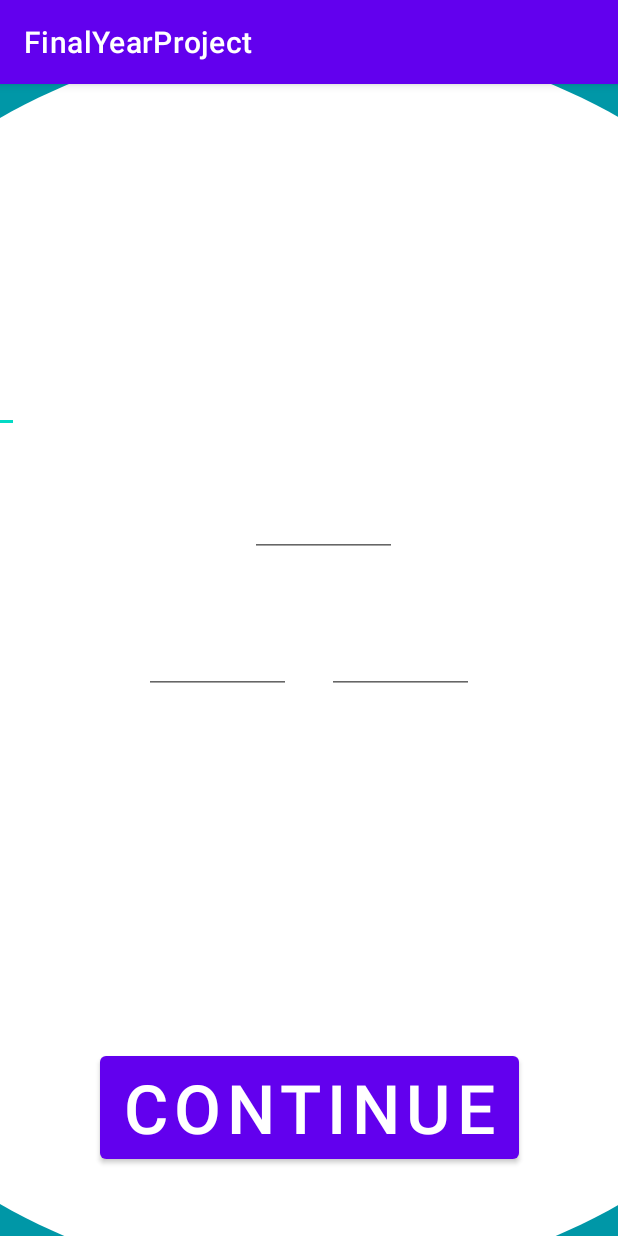
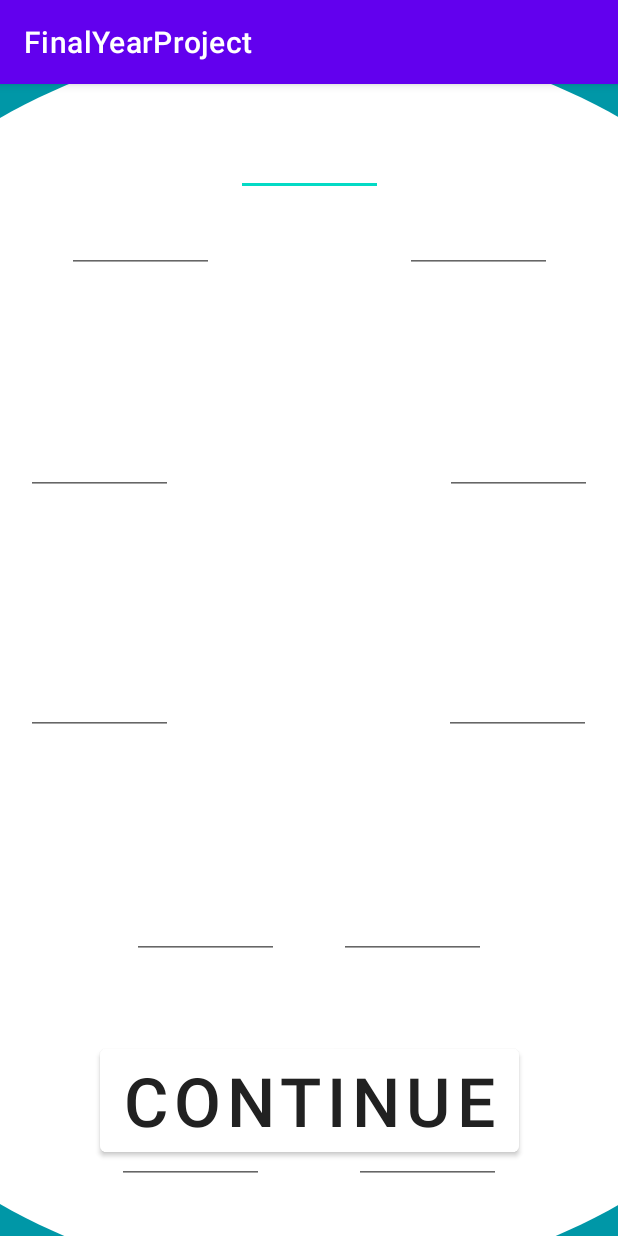
Before and after one commit to JoeyInTheChair/Dementia-Memory-App, an Android app: the questionFour screen opened directly, with no data from a screen before it, on a phone screen of 412 x 824 dp. Run offline under Robolectric (Android 15) with nearby library versions, the phone set to English and light mode, and no system bars.

Commit message:
question 4 done, question 5 layout nearly finished

```diff
--- a/FinalYearProject/app/src/main/AndroidManifest.xml
+++ b/FinalYearProject/app/src/main/AndroidManifest.xml
@@ -11,6 +11,9 @@
         android:roundIcon="@mipmap/ic_launcher_round"
         android:supportsRtl="true"
         android:theme="@style/Theme.FinalYearProject">
+        <activity
+            android:name=".questionFive"
+            android:exported="false" />
         <activity
             android:name=".questionFour"
             android:exported="false" />
--- a/FinalYearProject/app/src/main/java/com/example/finalyearproject/questionFour.java
+++ b/FinalYearProject/app/src/main/java/com/example/finalyearproject/questionFour.java
@@ -2,13 +2,116 @@ package com.example.finalyearproject;
 
 import androidx.appcompat.app.AppCompatActivity;
 
+import android.content.Intent;
 import android.os.Bundle;
+import android.text.TextUtils;
+import android.widget.Button;
+import android.widget.EditText;
+
+import java.util.ArrayList;
+import java.util.List;
 
 public class questionFour extends AppCompatActivity {
+
+    private Button continueBtn;
+    private final EditText[] clock = new EditText[12];
+    private List<Integer> inputValues = new ArrayList<>();
+    private String name = "";
+    private int score = 0, questionOne = 0, questionTwo = 0, questionThree = 0;
 
     @Override
     protected void onCreate(Bundle savedInstanceState) {
         super.onCreate(savedInstanceState);
         setContentView(R.layout.question_four);
+
+        retrieveBundleInformation();
+        sortIds();
+
+        continueBtn.setOnClickListener(view -> {
+            if(checkValidation()) {
+                retrieveClockValues();
+                checkAnswers();
+                continueToQuestionFive();
+            }
+            else {
+                alert();
+            }
+        });
+    }
+
+    public void continueToQuestionFive() {
+        Intent intent = new Intent(this, questionFive.class);
+        intent.putExtra("name", name);
+        intent.putExtra("questionOne", questionOne);
+        intent.putExtra("questionTwo", questionTwo);
+        intent.putExtra("questionThree", questionThree);
+        intent.putExtra("questionFour", score);
+        System.out.println("[INFO] " + name + " scored a result of " + score + " in question 4");
+        startActivity(intent);
+    }
+
+    public void checkAnswers() {
+        final int [] result = {12, 1, 2, 3, 4, 5, 6, 7, 8, 9, 10, 11};
+        for(int i = 0; i < result.length; i++) {
+            if(inputValues.get(i) == result[i])
+                score++;
+        }
+    }
+
+    private void retrieveBundleInformation() {
+        Bundle patientInfo = getIntent().getExtras();
+        if(patientInfo != null){
+            name = patientInfo.getString("name");
+            questionOne = patientInfo.getInt("questionOne");
+            questionTwo = patientInfo.getInt("questionTwo");
+            questionThree = patientInfo.getInt("questionThree");
+        }
+    }
+
+    private void retrieveClockValues() {
+        for (EditText editText : clock) {
+            int input = Integer.parseInt(editText.getText().toString());
+            inputValues.add(input);
+        }
+    }
+
+    private boolean checkValidation() {
+        return !TextUtils.isEmpty(clock[0].getText().toString()) && !TextUtils.isEmpty(clock[1].getText().toString())
+                && !TextUtils.isEmpty(clock[2].getText().toString()) && !TextUtils.isEmpty(clock[3].getText().toString())
+                && !TextUtils.isEmpty(clock[4].getText().toString()) && !TextUtils.isEmpty(clock[5].getText().toString())
+                && !TextUtils.isEmpty(clock[6].getText().toString()) && !TextUtils.isEmpty(clock[7].getText().toString())
+                && !TextUtils.isEmpty(clock[8].getText().toString()) && !TextUtils.isEmpty(clock[9].getText().toString())
+                && !TextUtils.isEmpty(clock[10].getText().toString()) && !TextUtils.isEmpty(clock[11].getText().toString());
+    }
+
+    private void alert() {
+        if (TextUtils.isEmpty(clock[0].getText().toString())) clock[0].setError("Input Needed");
+        if (TextUtils.isEmpty(clock[1].getText().toString())) clock[1].setError("Input Needed");
+        if (TextUtils.isEmpty(clock[2].getText().toString())) clock[2].setError("Input Needed");
+        if (TextUtils.isEmpty(clock[3].getText().toString())) clock[3].setError("Input Needed");
+        if (TextUtils.isEmpty(clock[4].getText().toString())) clock[4].setError("Input Needed");
+        if (TextUtils.isEmpty(clock[5].getText().toString())) clock[5].setError("Input Needed");
+        if (TextUtils.isEmpty(clock[6].getText().toString())) clock[6].setError("Input Needed");
+        if (TextUtils.isEmpty(clock[7].getText().toString())) clock[7].setError("Input Needed");
+        if (TextUtils.isEmpty(clock[8].getText().toString())) clock[8].setError("Input Needed");
+        if (TextUtils.isEmpty(clock[9].getText().toString())) clock[9].setError("Input Needed");
+        if (TextUtils.isEmpty(clock[10].getText().toString())) clock[10].setError("Input Needed");
+        if (TextUtils.isEmpty(clock[11].getText().toString())) clock[11].setError("Input Needed");
+    }
+
+    private void sortIds() {
+        clock[0] = findViewById(R.id.twelveOclock);
+        clock[1] = findViewById(R.id.oneOclock);
+        clock[2] = findViewById(R.id.twoOclock);
+        clock[3] = findViewById(R.id.threeOclock);
+        clock[4] = findViewById(R.id.fourOclock);
+        clock[5] = findViewById(R.id.fiveOclock);
+        clock[6] = findViewById(R.id.sixOclock);
+        clock[7] = findViewById(R.id.sevenOclock);
+        clock[8] = findViewById(R.id.eightOclock);
+        clock[9] = findViewById(R.id.nineOclock);
+        clock[10] = findViewById(R.id.tenOclock);
+        clock[11] = findViewById(R.id.elevenOclock);
+        continueBtn = findViewById(R.id.continueToQFive);
     }
 }
--- a/FinalYearProject/app/src/main/res/layout/question_four.xml
+++ b/FinalYearProject/app/src/main/res/layout/question_four.xml
@@ -36,195 +36,193 @@
         android:id="@+id/twelveOclock"
         android:layout_width="98dp"
         android:layout_height="98dp"
-        android:layout_marginEnd="400dp"
+        android:layout_marginTop="92dp"
         android:ems="10"
         android:gravity="center"
         android:inputType="number"
         android:textColor="#673AB7"
         android:textSize="45sp"
-        app:layout_constraintBottom_toBottomOf="parent"
         app:layout_constraintEnd_toEndOf="parent"
-        app:layout_constraintTop_toTopOf="parent"
-        app:layout_constraintVertical_bias="0.201" />
+        app:layout_constraintStart_toStartOf="parent"
+        app:layout_constraintTop_toTopOf="@+id/textView5" />
 
     <EditText
         android:id="@+id/threeOclock"
         android:layout_width="98dp"
         android:layout_height="98dp"
-        android:layout_marginEnd="96dp"
+        android:layout_marginTop="452dp"
         android:ems="10"
         android:gravity="center"
         android:inputType="number"
         android:textColor="#673AB7"
         android:textSize="45sp"
-        app:layout_constraintBottom_toBottomOf="parent"
         app:layout_constraintEnd_toEndOf="parent"
-        app:layout_constraintTop_toTopOf="parent"
-        app:layout_constraintVertical_bias="0.461" />
+        app:layout_constraintHorizontal_bias="0.943"
+        app:layout_constraintStart_toStartOf="parent"
+        app:layout_constraintTop_toTopOf="@+id/textView5" />
 
     <EditText
         android:id="@+id/nineOclock"
         android:layout_width="98dp"
         android:layout_height="98dp"
-        android:layout_marginStart="96dp"
+        android:layout_marginTop="452dp"
         android:ems="10"
         android:gravity="center"
         android:inputType="number"
         android:textColor="#673AB7"
         android:textSize="45sp"
-        app:layout_constraintBottom_toBottomOf="parent"
+        app:layout_constraintEnd_toEndOf="parent"
+        app:layout_constraintHorizontal_bias="0.056"
         app:layout_constraintStart_toStartOf="parent"
-        app:layout_constraintTop_toTopOf="parent"
-        app:layout_constraintVertical_bias="0.461" />
+        app:layout_constraintTop_toTopOf="@+id/textView5" />
 
     <EditText
         android:id="@+id/sixOclock"
         android:layout_width="98dp"
         android:layout_height="98dp"
-        android:layout_marginTop="520dp"
+        android:layout_marginBottom="88dp"
         android:ems="10"
         android:gravity="center"
         android:inputType="number"
         android:textColor="#673AB7"
         android:textSize="45sp"
-        app:layout_constraintEnd_toStartOf="@+id/threeOclock"
-        app:layout_constraintStart_toEndOf="@+id/nineOclock"
-        app:layout_constraintTop_toBottomOf="@+id/twelveOclock" />
+        app:layout_constraintBottom_toBottomOf="@+id/textView5"
+        app:layout_constraintEnd_toEndOf="parent"
+        app:layout_constraintStart_toStartOf="parent" />
 
     <EditText
         android:id="@+id/oneOclock"
         android:layout_width="98dp"
         android:layout_height="98dp"
-        android:layout_marginTop="64dp"
-        android:layout_marginEnd="48dp"
+        android:layout_marginTop="144dp"
         android:ems="10"
         android:gravity="center"
         android:inputType="number"
         android:textColor="#673AB7"
         android:textSize="45sp"
-        app:layout_constraintEnd_toStartOf="@+id/threeOclock"
-        app:layout_constraintHorizontal_bias="1.0"
-        app:layout_constraintStart_toEndOf="@+id/nineOclock"
-        app:layout_constraintTop_toTopOf="@+id/twelveOclock" />
+        app:layout_constraintEnd_toEndOf="parent"
+        app:layout_constraintHorizontal_bias="0.247"
+        app:layout_constraintStart_toEndOf="@+id/twelveOclock"
+        app:layout_constraintTop_toTopOf="@+id/textView5" />
 
     <EditText
         android:id="@+id/twoOclock"
         android:layout_width="98dp"
         android:layout_height="98dp"
-        android:layout_marginStart="316dp"
+        android:layout_marginTop="292dp"
         android:ems="10"
         android:gravity="center"
         android:inputType="number"
         android:textColor="#673AB7"
         android:textSize="45sp"
-        app:layout_constraintBottom_toTopOf="@+id/threeOclock"
-        app:layout_constraintStart_toEndOf="@+id/elevenOclock"
-        app:layout_constraintTop_toBottomOf="@+id/twelveOclock"
-        app:layout_constraintVertical_bias="0.72" />
+        app:layout_constraintEnd_toEndOf="parent"
+        app:layout_constraintHorizontal_bias="0.709"
+        app:layout_constraintStart_toEndOf="@+id/twelveOclock"
+        app:layout_constraintTop_toTopOf="@+id/textView5" />
 
     <EditText
         android:id="@+id/fourOclock"
         android:layout_width="98dp"
         android:layout_height="98dp"
-        android:layout_marginStart="464dp"
-        android:layout_marginTop="32dp"
+        android:layout_marginEnd="88dp"
+        android:layout_marginRight="88dp"
         android:ems="10"
         android:gravity="center"
         android:inputType="number"
         android:textColor="#673AB7"
         android:textSize="45sp"
-        app:layout_constraintBottom_toTopOf="@+id/sixOclock"
-        app:layout_constraintStart_toEndOf="@+id/nineOclock"
-        app:layout_constraintTop_toBottomOf="@+id/threeOclock"
-        app:layout_constraintVertical_bias="0.0" />
+        app:layout_constraintBottom_toBottomOf="@+id/textView5"
+        app:layout_constraintEnd_toEndOf="parent"
+        app:layout_constraintTop_toTopOf="@+id/textView5"
+        app:layout_constraintVertical_bias="0.667" />
 
     <EditText
         android:id="@+id/fiveOclock"
         android:layout_width="98dp"
         android:layout_height="98dp"
-        android:layout_marginStart="52dp"
-        android:layout_marginTop="454dp"
+        android:layout_marginEnd="236dp"
+        android:layout_marginRight="236dp"
         android:ems="10"
         android:gravity="center"
         android:inputType="number"
         android:textColor="#673AB7"
         android:textSize="45sp"
-        app:layout_constraintEnd_toStartOf="@+id/threeOclock"
-        app:layout_constraintHorizontal_bias="0.0"
-        app:layout_constraintStart_toEndOf="@+id/sixOclock"
-        app:layout_constraintTop_toBottomOf="@+id/twelveOclock" />
+        app:layout_constraintBottom_toBottomOf="@+id/textView5"
+        app:layout_constraintEnd_toEndOf="parent"
+        app:layout_constraintTop_toTopOf="@+id/textView5"
+        app:layout_constraintVertical_bias="0.833" />
 
     <EditText
         android:id="@+id/sevenOclock"
         android:layout_width="98dp"
         android:layout_height="98dp"
-        android:layout_marginStart="52dp"
-        android:layout_marginTop="454dp"
+        android:layout_marginStart="236dp"
+        android:layout_marginLeft="236dp"
         android:ems="10"
         android:gravity="center"
         android:inputType="number"
         android:textColor="#673AB7"
         android:textSize="45sp"
-        app:layout_constraintEnd_toStartOf="@+id/sixOclock"
-        app:layout_constraintHorizontal_bias="0.035"
-        app:layout_constraintStart_toEndOf="@+id/nineOclock"
-        app:layout_constraintTop_toBottomOf="@+id/twelveOclock" />
+        app:layout_constraintBottom_toBottomOf="@+id/textView5"
+        app:layout_constraintStart_toStartOf="parent"
+        app:layout_constraintTop_toTopOf="@+id/textView5"
+        app:layout_constraintVertical_bias="0.833" />
+
+    <EditText
+        android:id="@+id/elevenOclock"
+        android:layout_width="98dp"
+        android:layout_height="98dp"
+        android:layout_marginTop="144dp"
+        android:ems="10"
+        android:gravity="center"
+        android:inputType="number"
+        android:textColor="#673AB7"
+        android:textSize="45sp"
+        app:layout_constraintEnd_toStartOf="@+id/twelveOclock"
+        app:layout_constraintHorizontal_bias="0.752"
+        app:layout_constraintStart_toStartOf="parent"
+        app:layout_constraintTop_toTopOf="@+id/textView5" />
+
+    <EditText
+        android:id="@+id/tenOclock"
+        android:layout_width="98dp"
+        android:layout_height="98dp"
+        android:layout_marginTop="292dp"
+        android:ems="10"
+        android:gravity="center"
+        android:inputType="number"
+        android:textColor="#673AB7"
+        android:textSize="45sp"
+        app:layout_constraintEnd_toStartOf="@+id/twelveOclock"
+        app:layout_constraintHorizontal_bias="0.29"
+        app:layout_constraintStart_toStartOf="parent"
+        app:layout_constraintTop_toTopOf="@+id/textView5" />
 
     <EditText
         android:id="@+id/eightOclock"
         android:layout_width="98dp"
         android:layout_height="98dp"
-        android:layout_marginTop="32dp"
-        android:layout_marginEnd="464dp"
+        android:layout_marginStart="88dp"
+        android:layout_marginLeft="88dp"
         android:ems="10"
         android:gravity="center"
         android:inputType="number"
         android:textColor="#673AB7"
         android:textSize="45sp"
-        app:layout_constraintBottom_toTopOf="@+id/sixOclock"
-        app:layout_constraintEnd_toStartOf="@+id/threeOclock"
-        app:layout_constraintTop_toBottomOf="@+id/nineOclock"
-        app:layout_constraintVertical_bias="0.0" />
-
-    <EditText
-        android:id="@+id/tenOclock"
-        android:layout_width="98dp"
-        android:layout_height="98dp"
-        android:layout_marginEnd="444dp"
-        android:layout_marginRight="444dp"
-        android:ems="10"
-        android:gravity="center"
-        android:inputType="number"
-        android:textColor="#673AB7"
-        android:textSize="45sp"
-        app:layout_constraintBottom_toTopOf="@+id/nineOclock"
-        app:layout_constraintEnd_toStartOf="@+id/oneOclock"
-        app:layout_constraintTop_toBottomOf="@+id/twelveOclock"
-        app:layout_constraintVertical_bias="0.0" />
-
-    <EditText
-        android:id="@+id/elevenOclock"
-        android:layout_width="98dp"
-        android:layout_height="98dp"
-        android:layout_marginTop="64dp"
-        android:layout_marginEnd="360dp"
-        android:ems="10"
-        android:gravity="center"
-        android:inputType="number"
-        android:textColor="#673AB7"
-        android:textSize="45sp"
-        app:layout_constraintEnd_toStartOf="@+id/threeOclock"
-        app:layout_constraintHorizontal_bias="0.96"
-        app:layout_constraintStart_toStartOf="@+id/tenOclock"
-        app:layout_constraintTop_toTopOf="@+id/twelveOclock" />
+        app:layout_constraintBottom_toBottomOf="@+id/textView5"
+        app:layout_constraintStart_toStartOf="parent"
+        app:layout_constraintTop_toTopOf="@+id/textView5"
+        app:layout_constraintVertical_bias="0.667" />
 
     <Button
         android:id="@+id/continueToQFive"
         android:layout_width="wrap_content"
         android:layout_height="wrap_content"
-        android:layout_marginBottom="45dp"
-        android:text="Continue"
+        android:layout_marginBottom="50dp"
+        android:text="@string/continueBtn"
+        android:textColor="#212121"
         android:textSize="45sp"
+        app:backgroundTint="#FFFFFF"
         app:layout_constraintBottom_toBottomOf="parent"
         app:layout_constraintEnd_toEndOf="parent"
         app:layout_constraintStart_toStartOf="parent" />
```
Also changed, not shown: FinalYearProject/app/src/main/java/com/example/finalyearproject/questionFive.java (added, +14 -0 lines), FinalYearProject/app/src/main/res/layout/question_five.xml (added, +149 -0 lines).
